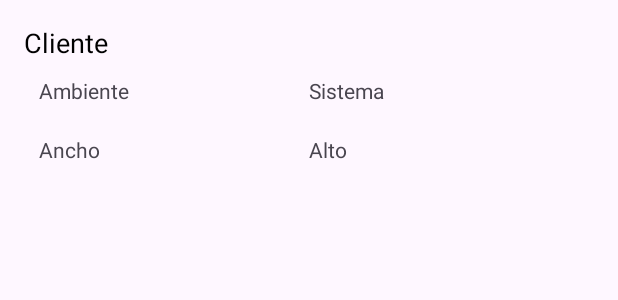
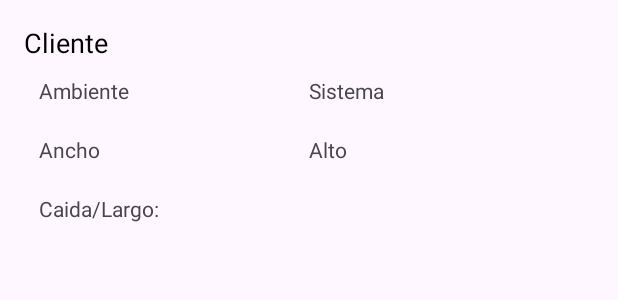
Before and after one commit to Jzkde/MedidasApk, an Android app: the layout item_presupuesto.xml on its own in the app's theme, with its tools: preview values and no code run, on a phone screen of 412 x 824 dp. Shown: the top 300 px of the screen. Run offline under Robolectric (Android 15) with nearby library versions, the phone set to English and light mode, and no system bars.

```diff
--- a/app/src/main/java/com/example/medidasfati/Dtos/PresupuestoDto.kt
+++ b/app/src/main/java/com/example/medidasfati/Dtos/PresupuestoDto.kt
@@ -10,4 +10,5 @@ data class PresupuestoDto(
     val ambiente: String?,
     val observaciones: String?,
     val clienteNombre: String,
+    val caida: Boolean
  )
--- a/app/src/main/java/com/example/medidasfati/componentes/PresupuestoViewModel.kt
+++ b/app/src/main/java/com/example/medidasfati/componentes/PresupuestoViewModel.kt
@@ -79,7 +79,8 @@ class PresupuestoViewModel(application: Application) : AndroidViewModel(applicat
                     accesorios = presupuesto.accesorios,
                     ambiente = presupuesto.ambiente,
                     observaciones = presupuesto.observaciones,
-                    clienteNombre = presupuesto.clienteNombre
+                    clienteNombre = presupuesto.clienteNombre,
+                    caida = presupuesto.caida
                 )
             }
         }
--- a/app/src/main/java/com/example/medidasfati/daos/adapters/PresupuestoAdapter.kt
+++ b/app/src/main/java/com/example/medidasfati/daos/adapters/PresupuestoAdapter.kt
@@ -43,6 +43,7 @@ class PresupuestoAdapter(
         private val textViewAncho: TextView = itemView.findViewById(R.id.textViewAncho)
         private val textViewAlto: TextView = itemView.findViewById(R.id.textViewAlto)
         private val textViewSistema: TextView = itemView.findViewById(R.id.textViewSistema)
+        private val textViewCaida: TextView = itemView.findViewById(R.id.textViewCaida)
 
         fun bind(presupuesto: Presupuesto) {
             textViewCliente.text = "Cliente: ${presupuesto.clienteNombre}"
@@ -50,6 +51,11 @@ class PresupuestoAdapter(
             textViewAncho.text = "Ancho: ${presupuesto.ancho}"
             textViewAlto.text = "Alto: ${presupuesto.alto}"
             textViewSistema.text = "Sistema: ${presupuesto.sistema}"
+            textViewCaida.text = if (presupuesto.caida == true) {
+                "Caida: ADELANTE"
+            } else {
+                "Caida: COMUN"
+            }
         }
     }
 }
--- a/app/src/main/java/com/example/medidasfati/db/MedidasDb.kt
+++ b/app/src/main/java/com/example/medidasfati/db/MedidasDb.kt
@@ -14,7 +14,7 @@ abstract class MedidasDb : RoomDatabase() {
 
     companion object {
         fun getDb(ctx: Context): MedidasDb {
-            val db = Room.databaseBuilder(ctx, MedidasDb::class.java, "medidas_fati2").build()
+            val db = Room.databaseBuilder(ctx, MedidasDb::class.java, "medidas_fati1").build()
             return db
         }
     }
--- a/app/src/main/res/layout/item_presupuesto.xml
+++ b/app/src/main/res/layout/item_presupuesto.xml
@@ -18,6 +18,7 @@
         android:layout_height="wrap_content"
         android:orientation="horizontal"
         android:padding="10dp">
+
         <com.google.android.material.textfield.TextInputLayout
             android:layout_width="0dp"
             android:layout_height="wrap_content"
@@ -30,6 +31,7 @@
                 android:text="Ambiente" />
 
         </com.google.android.material.textfield.TextInputLayout>
+
         <com.google.android.material.textfield.TextInputLayout
             android:layout_width="0dp"
             android:layout_height="wrap_content"
@@ -44,10 +46,6 @@
         </com.google.android.material.textfield.TextInputLayout>
 
     </LinearLayout>
-
-
-
-
 
 
     <LinearLayout
@@ -83,4 +81,24 @@
 
     </LinearLayout>
 
+    <LinearLayout
+        android:layout_width="match_parent"
+        android:layout_height="wrap_content"
+        android:orientation="horizontal"
+        android:padding="10dp">
+
+        <com.google.android.material.textfield.TextInputLayout
+            android:layout_width="0dp"
+            android:layout_height="wrap_content"
+            android:layout_weight="1">
+
+            <TextView
+                android:id="@+id/textViewCaida"
+                android:layout_width="wrap_content"
+                android:layout_height="wrap_content"
+                android:text="Caida/Largo:" />
+        </com.google.android.material.textfield.TextInputLayout>
+
     </LinearLayout>
+
+</LinearLayout>
```
Also changed, not shown: app/src/main/java/com/example/medidasfati/NuevasMedidas.kt (+67 -5 lines), app/src/main/java/com/example/medidasfati/models/Presupuesto.kt (+6 -1 lines), app/src/main/res/layout/activity_nuevas_medidas.xml (+10 -0 lines). Lines whose indentation alone changed are shown as unchanged.
